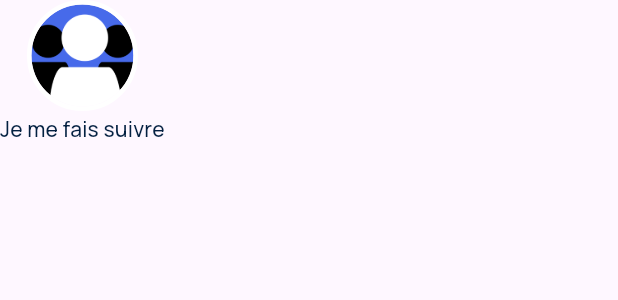
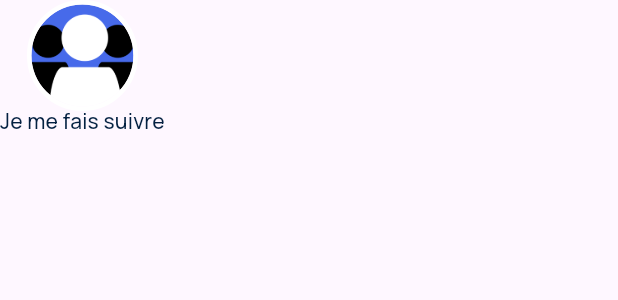
Before and after one commit to Swafe-app/swafe-app, a Flutter app: the CustomReport widget shown alone on an empty page, opened directly with empty values, on a phone screen of 412 x 824 dp. Shown: the top 300 px of the screen. Run offline on Flutter 3.47's test engine with Material 3 defaults, Android fonts, the phone set to English and light mode, and no system bars; our stand-ins replace firebase_core, flutter_bloc, flutter_dotenv, flutter_map, flutter_secure_storage, flutter_svg and 10 more; missing offline and left inert: app_tutorial, face_camera; accounts and stored records are empty.

```diff
--- a/lib/components/typeReport/custom_report.dart
+++ b/lib/components/typeReport/custom_report.dart
@@ -1,4 +1,6 @@
+import 'package:flutter/cupertino.dart';
 import 'package:flutter/material.dart';
+import 'package:flutter/widgets.dart';
 import 'package:swafe/DS/colors.dart';
 import 'package:swafe/DS/typographies.dart';
 
@@ -28,13 +30,6 @@ class CustomReportState extends State<CustomReport> {
         widget.onPressed?.call();
       },
       child: Column(
-        mainAxisSize: MainAxisSize.min,
-        mainAxisAlignment: MainAxisAlignment.start,
-        crossAxisAlignment: CrossAxisAlignment.center,
-        children: [
-          Row(
-            mainAxisSize: MainAxisSize.min,
-            mainAxisAlignment: MainAxisAlignment.center,
         crossAxisAlignment: CrossAxisAlignment.center,
         children: [
           Container(
@@ -54,14 +49,10 @@ class CustomReportState extends State<CustomReport> {
               ),
             ),
           ),
-            ],
-          ),
-          Expanded(
-            child: Text(
+          Text(
             widget.reportingType.title,
             textAlign: TextAlign.center,
-              style: TitleXSmallMedium,
-            ),
+            style: TitleXSmallMedium.copyWith(height: 1),
           ),
         ],
       ),
```
Also changed, not shown: lib/views/main/tabs_available/map/bottom_sheet_content.dart (+12 -18 lines). Lines whose indentation alone changed are shown as unchanged.
